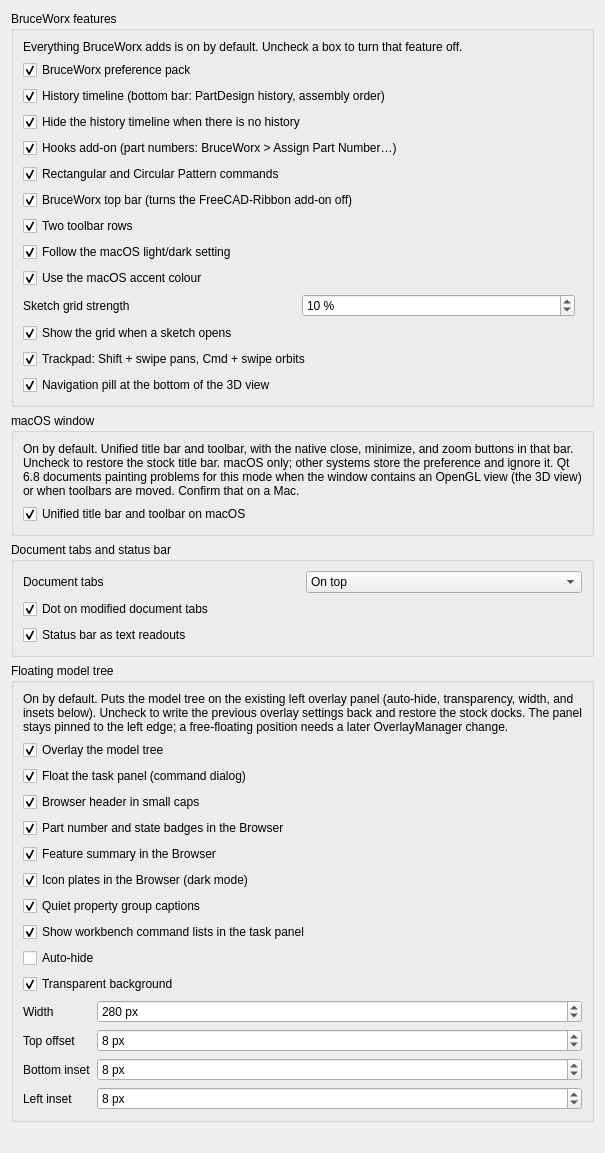
The window that src/Mod/BruceWorx/preferences-bruceworx.ui (brucecodes2023/Datum) describes before a commit, drawn with Qt 5.
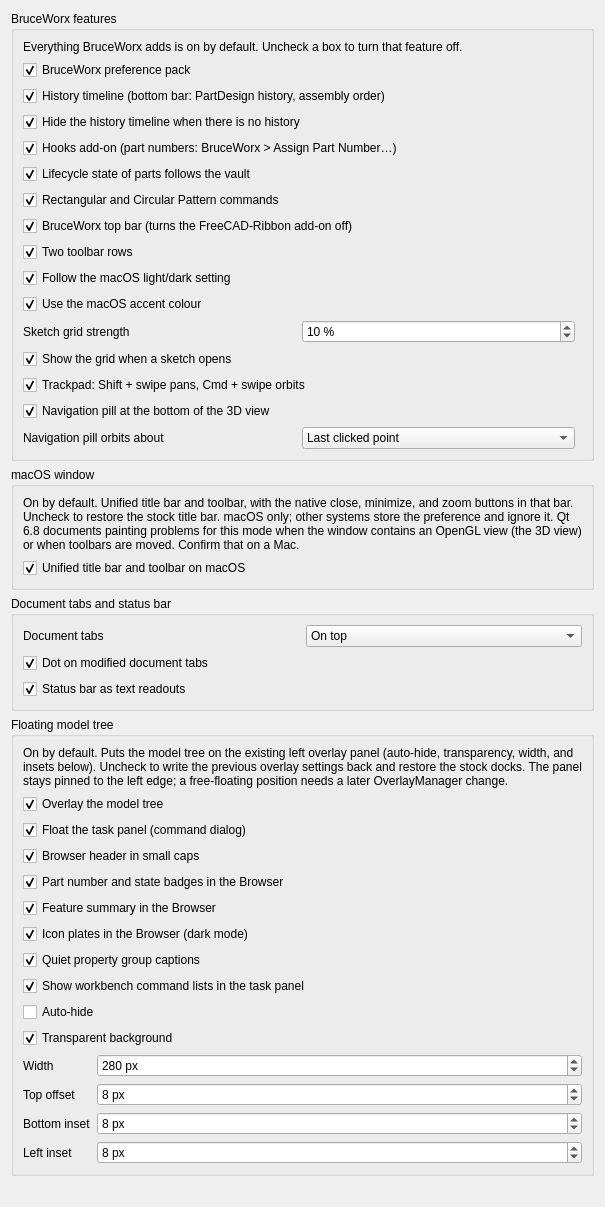
The same window after the commit. Custom widgets are drawn as their Qt base class.

Commit message: [BW] Lifecycle state from the vault, joint-held pattern instances, orbit centre

```diff
--- a/src/Mod/BruceWorx/preferences-bruceworx.ui
+++ b/src/Mod/BruceWorx/preferences-bruceworx.ui
@@ -98,6 +98,25 @@
         </property>
        </widget>
       </item>
+      <item>
+       <widget class="Gui::PrefCheckBox" name="VaultStateSync">
+        <property name="toolTip">
+         <string>On by default. A part's Lifecycle State (WIP, In Review, Released, Obsolete) follows the vault: it is written on every vault transition made in FreeCAD, and taken from the vault named by BruceWorx/VaultPath when a document opens. Needs the hooks add-on.</string>
+        </property>
+        <property name="text">
+         <string>Lifecycle state of parts follows the vault</string>
+        </property>
+        <property name="checked">
+         <bool>true</bool>
+        </property>
+        <property name="prefEntry" stdset="0">
+         <cstring>VaultStateSync</cstring>
+        </property>
+        <property name="prefPath" stdset="0">
+         <cstring>BruceWorx</cstring>
+        </property>
+       </widget>
+      </item>
       <item>
        <widget class="Gui::PrefCheckBox" name="PatternCommands">
         <property name="toolTip">
@@ -293,6 +312,50 @@
         </property>
        </widget>
       </item>
+      <item>
+       <layout class="QHBoxLayout" name="layoutNavPillOrbitCenter">
+        <item>
+         <widget class="QLabel" name="labelNavPillOrbitCenter">
+          <property name="text">
+           <string>Navigation pill orbits about</string>
+          </property>
+         </widget>
+        </item>
+        <item>
+         <widget class="Gui::PrefComboBox" name="NavPillOrbitCenter">
+          <property name="toolTip">
+           <string>Last clicked point: the point on the model under the pointer where the orbit drag starts (on the focal plane when nothing is there); it also becomes FreeCAD's rotation centre. Point the camera looks at: the centre of the view at the camera's focal distance.</string>
+          </property>
+          <property name="currentIndex">
+           <number>1</number>
+          </property>
+          <property name="prefEntry" stdset="0">
+           <cstring>NavPillOrbitCenter</cstring>
+          </property>
+          <property name="prefPath" stdset="0">
+           <cstring>BruceWorx</cstring>
+          </property>
+          <item>
+           <property name="text">
+            <string>Point the camera looks at</string>
+           </property>
+          </item>
+          <item>
+           <property name="text">
+            <string>Last clicked point</string>
+           </property>
+          </item>
+         </widget>
+        </item>
+        <item>
+         <spacer name="spacerNavPillOrbitCenter">
+          <property name="orientation">
+           <enum>Qt::Horizontal</enum>
+          </property>
+         </spacer>
+        </item>
+       </layout>
+      </item>
      </layout>
     </widget>
    </item>
```
The commit also changes 25 other files.
